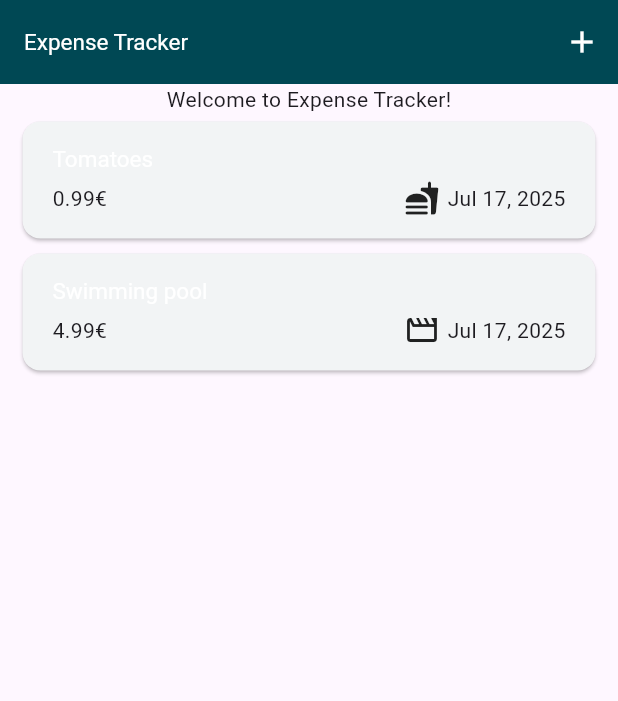
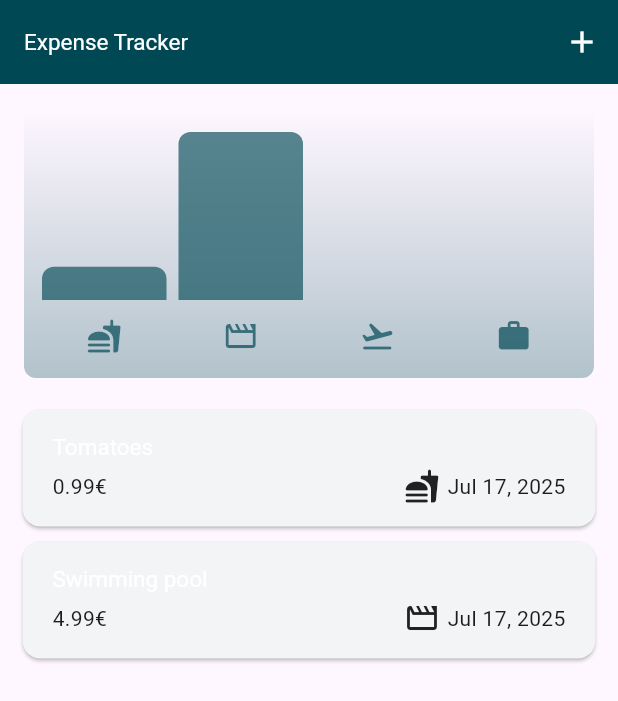
Before and after one commit to zhiharkaVal/flutter_practice, a Flutter app: the screen it shows after launch, on a phone screen of 412 x 824 dp. Shown: the top 701 px of the screen. Run offline on Flutter 3.47's test engine with Material 3 defaults, Android fonts, the light colour scheme and no system bars; our stand-ins replace google_fonts.

Commit message:
Added expenses chart

```diff
--- a/expense_tracker/lib/models/expense.dart
+++ b/expense_tracker/lib/models/expense.dart
@@ -30,3 +30,20 @@
     return dateFormatter.format(purchaseDate);
   }
 }
+
+class ExpenseBucket {
+  final Category category;
+  final List<Expense> expenses;
+
+  const ExpenseBucket({required this.category, required this.expenses});
+  ExpenseBucket.forCategory(List<Expense> allExpenses, this.category): expenses =
+    allExpenses.where((expense) => expense.category == category).toList();
+
+  double get totalExpenses {
+    double totalSum = 0;
+    for (final expense in expenses) {
+      totalSum += expense.price;
+    }
+    return totalSum;
+  }
+}
--- /dev/null
+++ b/expense_tracker/lib/widgets/chart/chart.dart
@@ -0,0 +1,95 @@
+import 'package:flutter/material.dart';
+
+import 'package:expense_tracker/widgets/chart/chart_bar.dart';
+import 'package:expense_tracker/models/expense.dart';
+
+class Chart extends StatelessWidget {
+  const Chart({super.key, required this.expenses});
+
+  final List<Expense> expenses;
+
+  List<ExpenseBucket> get buckets {
+    return [
+      ExpenseBucket.forCategory(expenses, Category.food),
+      ExpenseBucket.forCategory(expenses, Category.leisure),
+      ExpenseBucket.forCategory(expenses, Category.travel),
+      ExpenseBucket.forCategory(expenses, Category.work),
+    ];
+  }
+
+  double get maxTotalExpense {
+    double maxTotalExpense = 0;
+
+    for (final bucket in buckets) {
+      if (bucket.totalExpenses > maxTotalExpense) {
+        maxTotalExpense = bucket.totalExpenses;
+      }
+    }
+
+    return maxTotalExpense;
+  }
+
+  @override
+  Widget build(BuildContext context) {
+    final isDarkMode =
+        MediaQuery.of(context).platformBrightness == Brightness.dark;
+    return Container(
+      margin: const EdgeInsets.all(16),
+      padding: const EdgeInsets.symmetric(
+        vertical: 16,
+        horizontal: 8,
+      ),
+      width: double.infinity,
+      height: 180,
+      decoration: BoxDecoration(
+        borderRadius: BorderRadius.circular(8),
+        gradient: LinearGradient(
+          colors: [
+            Theme.of(context).colorScheme.primary.withOpacity(0.3),
+            Theme.of(context).colorScheme.primary.withOpacity(0.0)
+          ],
+          begin: Alignment.bottomCenter,
+          end: Alignment.topCenter,
+        ),
+      ),
+      child: Column(
+        children: [
+          Expanded(
+            child: Row(
+              crossAxisAlignment: CrossAxisAlignment.end,
+              children: [
+                for (final bucket in buckets) // alternative to map()
+                  ChartBar(
+                    fill: bucket.totalExpenses == 0
+                        ? 0
+                        : bucket.totalExpenses / maxTotalExpense,
+                  )
+              ],
+            ),
+          ),
+          const SizedBox(height: 12),
+          Row(
+            children: buckets
+                .map(
+                  (bucket) => Expanded(
+                child: Padding(
+                  padding: const EdgeInsets.symmetric(horizontal: 4),
+                  child: Icon(
+                    categoryIcons[bucket.category],
+                    color: isDarkMode
+                        ? Theme.of(context).colorScheme.secondary
+                        : Theme.of(context)
+                        .colorScheme
+                        .primary
+                        .withOpacity(0.7),
+                  ),
+                ),
+              ),
+            )
+                .toList(),
+          )
+        ],
+      ),
+    );
+  }
+}
--- /dev/null
+++ b/expense_tracker/lib/widgets/chart/chart_bar.dart
@@ -0,0 +1,34 @@
+import 'package:flutter/material.dart';
+
+class ChartBar extends StatelessWidget {
+  const ChartBar({
+    super.key,
+    required this.fill,
+  });
+
+  final double fill;
+
+  @override
+  Widget build(BuildContext context) {
+    final isDarkMode =
+        MediaQuery.of(context).platformBrightness == Brightness.dark;
+    return Expanded(
+      child: Padding(
+        padding: const EdgeInsets.symmetric(horizontal: 4),
+        child: FractionallySizedBox(
+          heightFactor: fill,
+          child: DecoratedBox(
+            decoration: BoxDecoration(
+              shape: BoxShape.rectangle,
+              borderRadius:
+              const BorderRadius.vertical(top: Radius.circular(8)),
+              color: isDarkMode
+                  ? Theme.of(context).colorScheme.secondary
+                  : Theme.of(context).colorScheme.primary.withOpacity(0.65),
+            ),
+          ),
+        ),
+      ),
+    );
+  }
+}
--- a/expense_tracker/lib/widgets/expenses.dart
+++ b/expense_tracker/lib/widgets/expenses.dart
@@ -2,6 +2,7 @@
 import 'package:expense_tracker/widgets/new_expense.dart';
 import 'package:flutter/material.dart';
 import 'package:expense_tracker/models/expense.dart';
+import 'package:expense_tracker/widgets/chart/chart.dart';
 
 class Expenses extends StatefulWidget {
   const Expenses({super.key});
@@ -89,7 +90,7 @@
       ),
       body: Column(
         children: [
-          const Text("Welcome to Expense Tracker!"),
+          Chart(expenses: _expenses),
           Expanded(
             child: mainContent,
           ),
```
